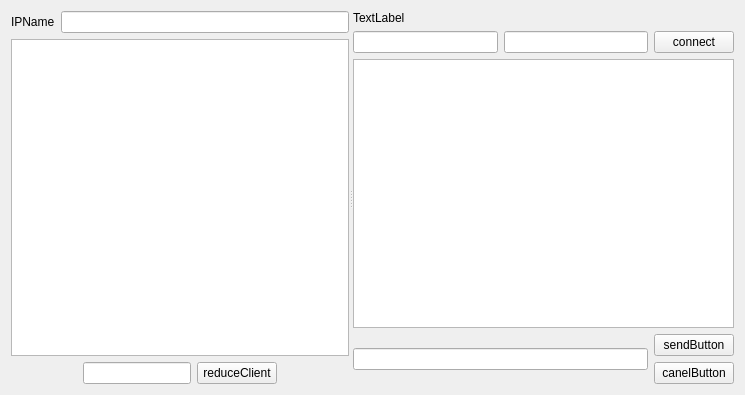
Above: chetting.ui from jaehyeonjeong/DataBaseQt before the change. Below: the same form after it.
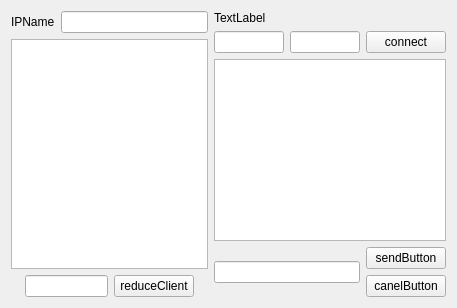
That is the form after the change.

Diff of the .ui file:
```diff
--- a/chetting.ui
+++ b/chetting.ui
@@ -6,20 +6,17 @@
    <rect>
     <x>0</x>
     <y>0</y>
-    <width>745</width>
-    <height>395</height>
+    <width>457</width>
+    <height>308</height>
    </rect>
   </property>
   <property name="windowTitle">
    <string>Form</string>
   </property>
-  <layout class="QHBoxLayout" name="horizontalLayout_5">
+  <layout class="QVBoxLayout" name="verticalLayout_4">
    <item>
-    <widget class="QSplitter" name="splitter">
-     <property name="orientation">
-      <enum>Qt::Horizontal</enum>
-     </property>
-     <widget class="QWidget" name="layoutWidget">
+    <layout class="QHBoxLayout" name="horizontalLayout_5">
+     <item>
       <layout class="QVBoxLayout" name="verticalLayout_3">
        <item>
         <layout class="QHBoxLayout" name="horizontalLayout_4">
@@ -83,8 +80,8 @@
         </layout>
        </item>
       </layout>
-     </widget>
-     <widget class="QWidget" name="layoutWidget">
+     </item>
+     <item>
       <layout class="QVBoxLayout" name="verticalLayout_2">
        <item>
         <widget class="QLabel" name="serverstatus">
@@ -139,8 +136,8 @@
         </layout>
        </item>
       </layout>
-     </widget>
-    </widget>
+     </item>
+    </layout>
    </item>
   </layout>
  </widget>
```
